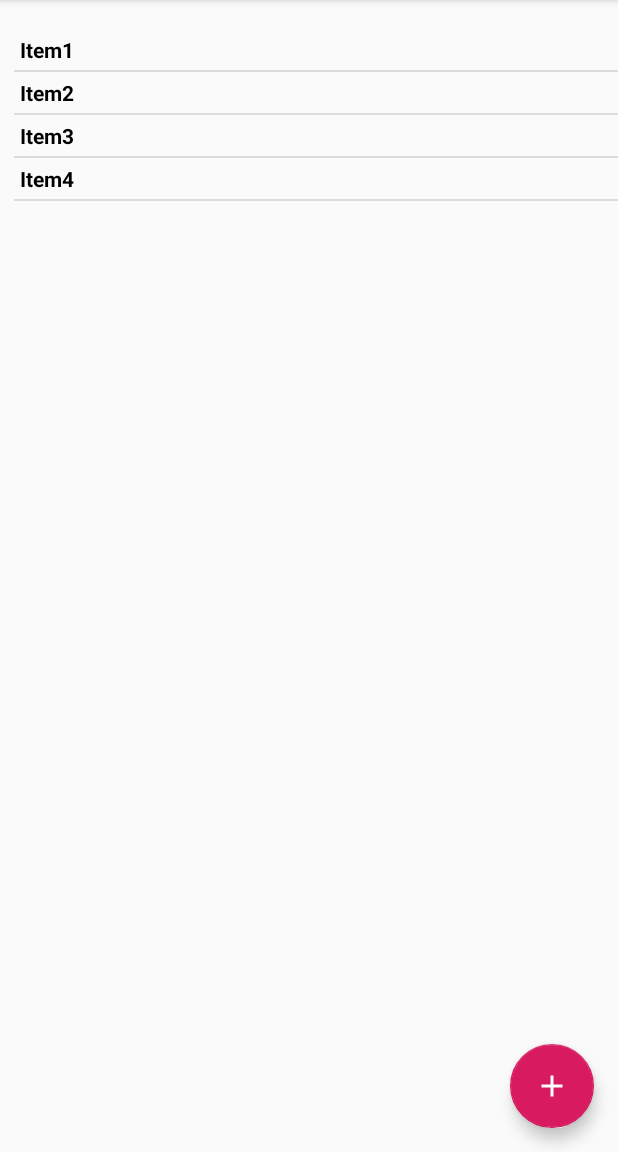
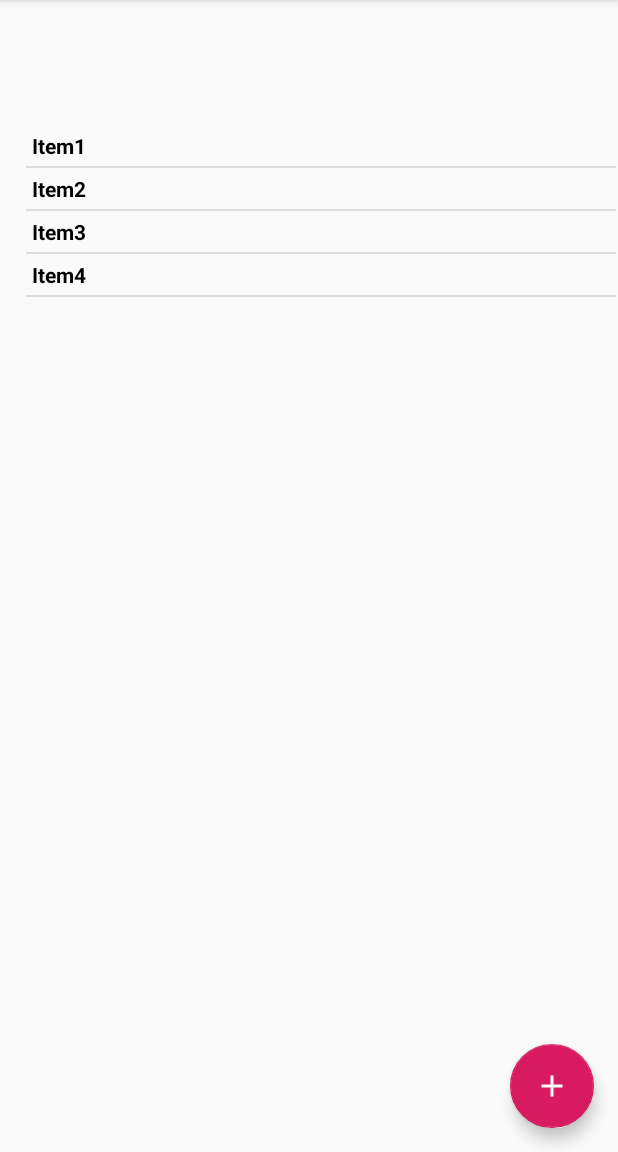
Before and after one commit to aksherb/elfed, an Android app: the MyListActivity screen opened directly, with no data from a screen before it, on a phone screen of 412 x 824 dp, the part 84-1236 px from its top. Run offline under Robolectric (Android 15) with nearby library versions, the phone set to English and light mode, and no system bars; Roboto replaces fonts that are not available here.

Commit message:
Modified margins and page size for "Items" page

```diff
--- a/app/src/main/res/layout/activity_my_list.xml
+++ b/app/src/main/res/layout/activity_my_list.xml
@@ -9,9 +9,10 @@
 
     <ListView
         android:id="@+id/listView"
-        android:layout_width="409dp"
-        android:layout_height="729dp"
+        android:layout_width="393dp"
+        android:layout_height="665dp"
         android:layout_marginStart="16dp"
+        android:layout_marginTop="64dp"
         app:layout_constraintBottom_toBottomOf="parent"
         app:layout_constraintEnd_toEndOf="parent"
         app:layout_constraintStart_toStartOf="parent"
```
